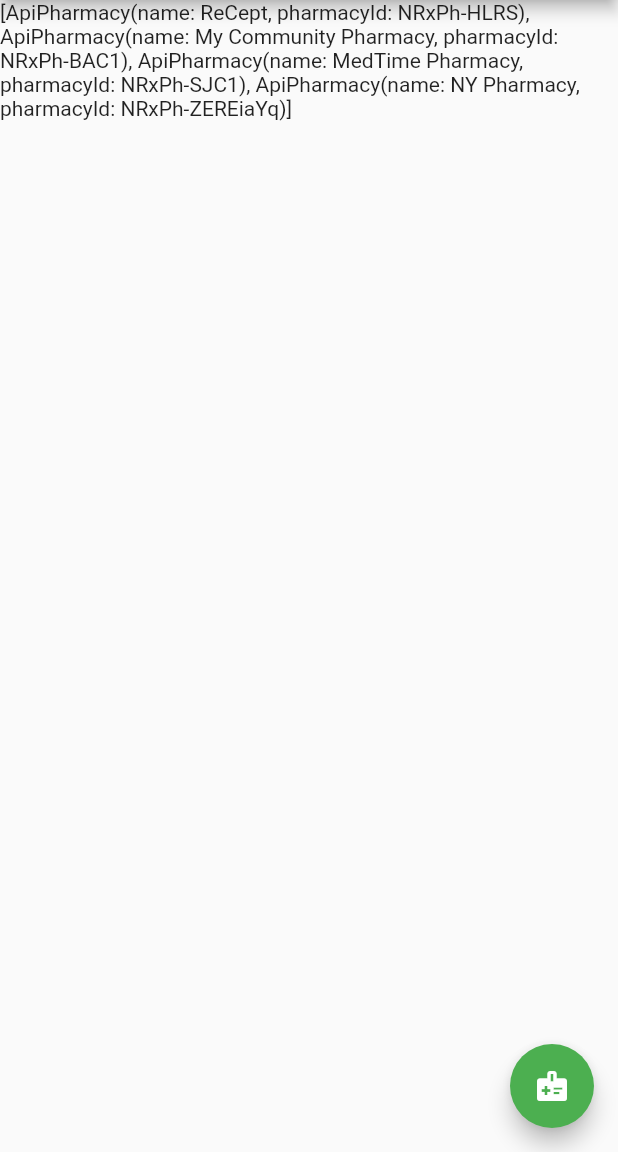
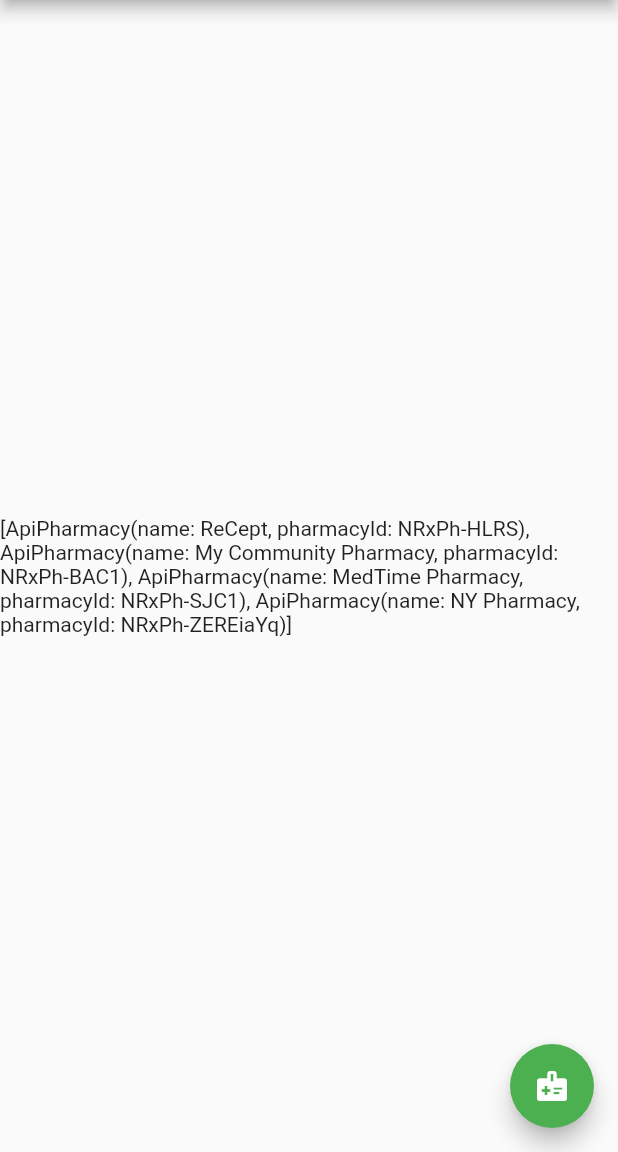
Before and after one commit to amwebexpert/poc_flutter_01, a Flutter app: the screen it shows after launch, after a tap on the "medical information" icon, on a phone screen of 412 x 824 dp, the part 84-1236 px from its top. Run offline on Flutter 3.47's test engine with Material 2 defaults, Android fonts, the phone set to English and light mode, and no system bars; our stand-ins replace freezed_annotation, get_it.

Commit message:
feat: pharmacy list screen skeleton

```diff
--- /dev/null
+++ b/lib/features/pharmacies/pharmacies.screen.dart
@@ -0,0 +1,25 @@
+import 'package:flutter/material.dart';
+
+import '../../services/pharmacies/api.pharmacy.model.dart';
+
+class PharmacyListScreen extends StatelessWidget {
+  const PharmacyListScreen({Key? key, required this.pharmacies}) : super(key: key);
+
+  final List<ApiPharmacy> pharmacies;
+
+  void _orderFromClosestPharmacy() {
+    print('here');
+  }
+
+  @override
+  Widget build(BuildContext context) {
+    return Scaffold(
+      body: Center(child: Text(pharmacies.toString())),
+      floatingActionButton: FloatingActionButton(
+        onPressed: _orderFromClosestPharmacy,
+        tooltip: 'Order from the closest pharmacy',
+        child: const Icon(Icons.medical_information),
+      ),
+    );
+  }
+}
--- a/lib/main.dart
+++ b/lib/main.dart
@@ -4,6 +4,7 @@
 import 'package:flutter/material.dart';
 import 'package:flutter/rendering.dart';
 import 'package:poc_flutter_01/app.error.widget.dart';
+import 'package:poc_flutter_01/features/pharmacies/pharmacies.screen.dart';
 import 'package:poc_flutter_01/service.locator.dart';
 import 'package:poc_flutter_01/services/logger/logger.service.dart';
 import 'package:poc_flutter_01/services/pharmacies/api.pharmacy.model.dart';
@@ -61,16 +62,12 @@
     return pharmacyService.getPharmacies();
   }
 
-  void _orderFromClosestPharmacy() {
-    print('here');
-  }
-
   Widget _buildBody(BuildContext context) => FutureBuilder<List<ApiPharmacy>>(
       future: _pharmacies,
       builder: ((context, snapshot) {
         return snapshot.connectionState == ConnectionState.done
             ? snapshot.hasData
-                ? Text(snapshot.data!.toString())
+                ? PharmacyListScreen(pharmacies: snapshot.data!)
                 : const Text('there was an error loading please try again')
             : const Center(child: CircularProgressIndicator());
       }));
@@ -80,11 +77,6 @@
     return Scaffold(
       appBar: AppBar(title: Text(widget.title)),
       body: _buildBody(context),
-      floatingActionButton: FloatingActionButton(
-        onPressed: _orderFromClosestPharmacy,
-        tooltip: 'Order from the closest pharmacy',
-        child: const Icon(Icons.medical_information),
-      ),
     );
   }
 }
```
